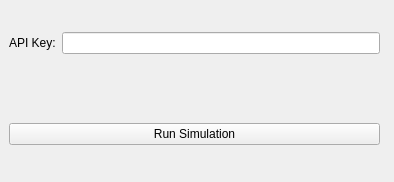
Qt form widget.ui (joao3820/quantum_computers) before a commit.
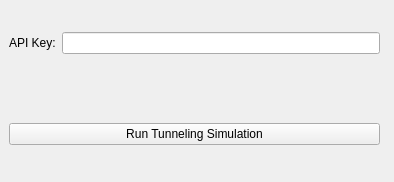
The same form after that commit.

The edit to the form file:
```diff
--- a/widget.ui
+++ b/widget.ui
@@ -1,1 +1,1 @@
-<?xml version="1.0" encoding="UTF-8"?> <ui version="4.0"> <class>Quantum Simulation GUI</class> <widget class="QWidget" name="Quantum Simulation GUI"> <property name="geometry"> <rect> <x>0</x> <y>0</y> <width>394</width> <height>182</height> </rect> </property> <property name="windowTitle"> <string>Quantum Simulation GUI</string> </property> <widget class="QWidget" name="verticalLayoutWidget"> <property name="geometry"> <rect> <x>9</x> <y>9</y> <width>371</width> <height>161</height> </rect> </property> <layout class="QVBoxLayout" name="verticalLayout"> <item> <layout class="QHBoxLayout" name="horizontalLayout_2"> <item> <widget class="QLabel" name="label_2"> <property name="sizePolicy"> <sizepolicy hsizetype="Maximum" vsizetype="Preferred"> <horstretch>0</horstretch> <verstretch>0</verstretch> </sizepolicy> </property> <property name="text"> <string>API Key:</string> </property> </widget> </item> <item> <widget class="QLineEdit" name="apiKey"> <property name="sizePolicy"> <sizepolicy hsizetype="Preferred" vsizetype="Fixed"> <horstretch>0</horstretch> <verstretch>0</verstretch> </sizepolicy> </property> </widget> </item> </layout> </item> <item> <spacer name="verticalSpacer"> <property name="orientation"> <enum>Qt::Vertical</enum> </property> <property name="sizeType"> <enum>QSizePolicy::Preferred</enum> </property> <property name="sizeHint" stdset="0"> <size> <width>20</width> <height>40</height> </size> </property> </spacer> </item> <item> <widget class="QPushButton" name="runButton"> <property name="text"> <string>Run Simulation</string> </property> </widget> </item> </layout> </widget> </widget> <resources/> <connections/> </ui>
+<?xml version="1.0" encoding="UTF-8"?> <ui version="4.0"> <class>Quantum Tunneling Simulation GUI</class> <widget class="QWidget" name="Quantum Tunneling Simulation GUI"> <property name="geometry"> <rect> <x>0</x> <y>0</y> <width>394</width> <height>182</height> </rect> </property> <property name="windowTitle"> <string>Quantum Tunneling Simulation GUI</string> </property> <widget class="QWidget" name="verticalLayoutWidget"> <property name="geometry"> <rect> <x>9</x> <y>9</y> <width>371</width> <height>161</height> </rect> </property> <layout class="QVBoxLayout" name="verticalLayout"> <item> <layout class="QHBoxLayout" name="horizontalLayout_2"> <item> <widget class="QLabel" name="label_2"> <property name="sizePolicy"> <sizepolicy hsizetype="Maximum" vsizetype="Preferred"> <horstretch>0</horstretch> <verstretch>0</verstretch> </sizepolicy> </property> <property name="text"> <string>API Key:</string> </property> </widget> </item> <item> <widget class="QLineEdit" name="apiKey"> <property name="sizePolicy"> <sizepolicy hsizetype="Preferred" vsizetype="Fixed"> <horstretch>0</horstretch> <verstretch>0</verstretch> </sizepolicy> </property> </widget> </item> </layout> </item> <item> <spacer name="verticalSpacer"> <property name="orientation"> <enum>Qt::Vertical</enum> </property> <property name="sizeType"> <enum>QSizePolicy::Preferred</enum> </property> <property name="sizeHint" stdset="0"> <size> <width>20</width> <height>40</height> </size> </property> </spacer> </item> <item> <widget class="QPushButton" name="runButton"> <property name="text"> <string>Run Tunneling Simulation</string> </property> </widget> </item> </layout> </widget> </widget> <resources/> <connections/> </ui>
```
